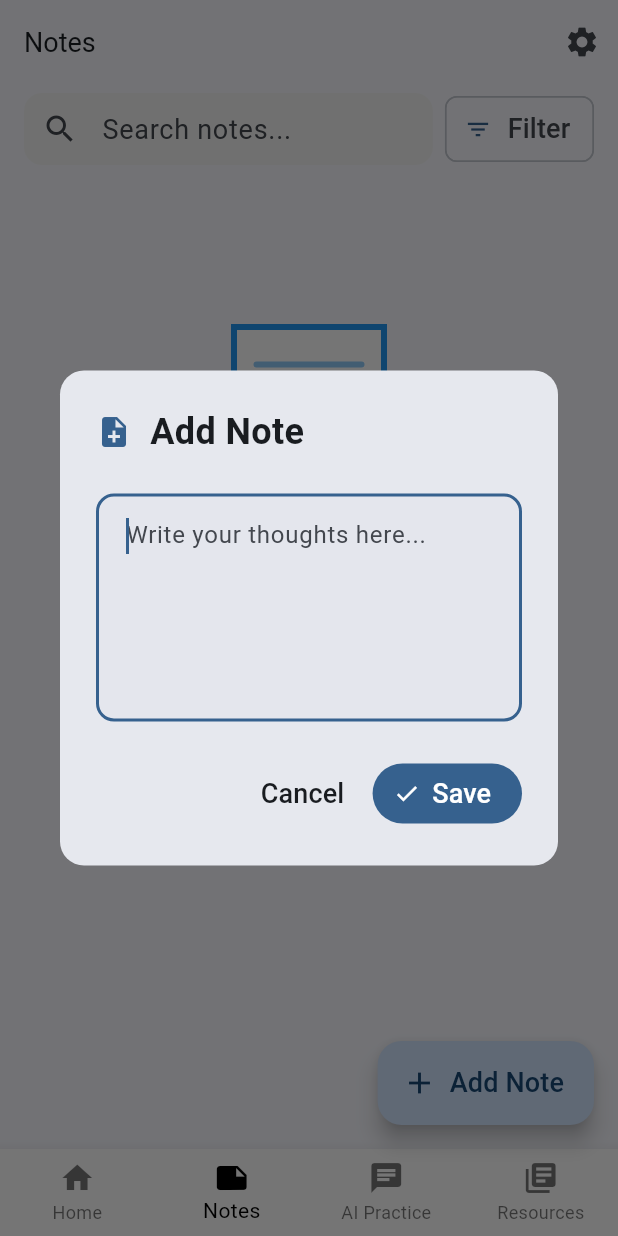
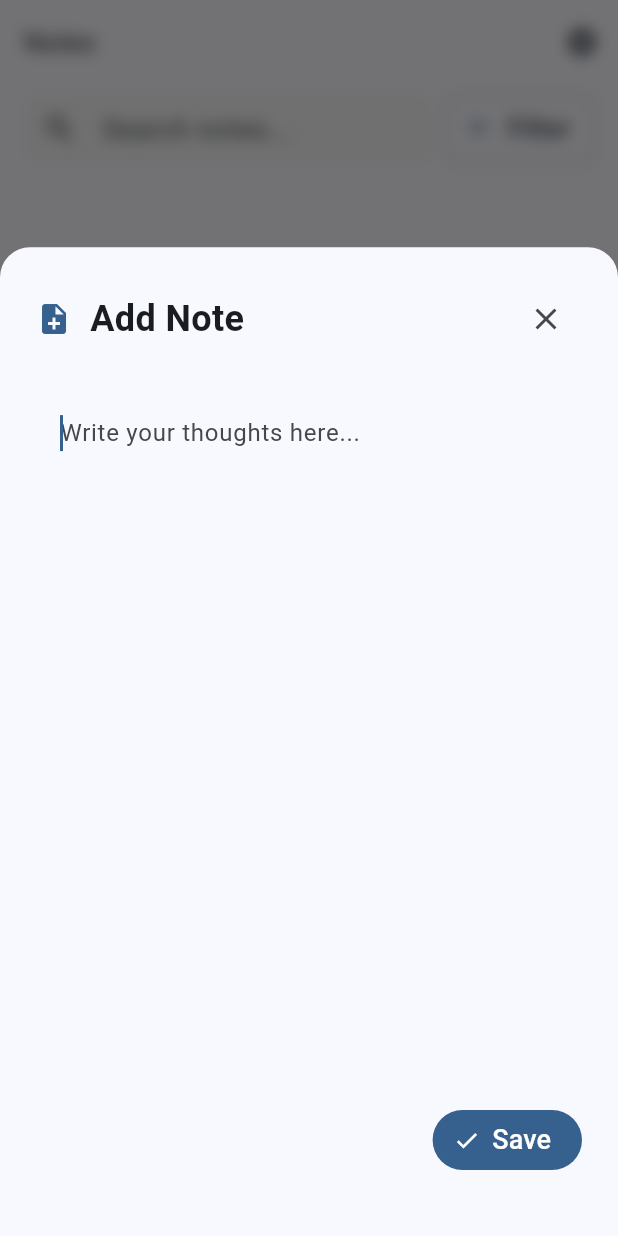
Before and after one commit to Arjun2908/TheBridgeApp, a Flutter app: the screen it shows after launch, item 2 of the bottom bar chosen, after a tap on "Add Your First Note", on a phone screen of 412 x 824 dp. Run offline on Flutter 3.47's test engine with Material 3 defaults, Android fonts, the phone set to English and light mode, and no system bars; our stand-ins replace audioplayers, flutter_colorpicker, flutter_dotenv, flutter_svg, flutter_vector_icons, fluttertoast and 6 more; missing offline and left inert: scribble; accounts and stored records are empty.

```diff
--- a/lib/ai_practice/widgets/onboarding_modal.dart
+++ b/lib/ai_practice/widgets/onboarding_modal.dart
@@ -131,7 +131,7 @@ class _OnboardingModalState extends State<OnboardingModal> {
                       height: 8,
                       decoration: BoxDecoration(
                         shape: BoxShape.circle,
-                        color: _currentPage == index ? Theme.of(context).primaryColor : Colors.grey.shade300,
+                        color: _currentPage == index ? Theme.of(context).colorScheme.primary : Theme.of(context).colorScheme.outlineVariant,
                       ),
                     ),
                   ),
--- a/lib/notes/notes_page.dart
+++ b/lib/notes/notes_page.dart
@@ -1,3 +1,5 @@
+import 'dart:ui';
+
 import 'package:flutter/material.dart';
 import 'package:provider/provider.dart';
 import 'package:the_bridge_app/bottom_nav_bar.dart';
@@ -302,19 +304,31 @@ class _NotesPageState extends State<NotesPage> {
     TextEditingController noteController = TextEditingController(text: note.content);
     FocusNode focusNode = FocusNode();
 
-    showDialog(
+    showModalBottomSheet(
       context: context,
+      isScrollControlled: true,
+      backgroundColor: Colors.transparent,
       builder: (context) {
-        return Dialog(
-          shape: RoundedRectangleBorder(
-            borderRadius: BorderRadius.circular(16.0),
+        return BackdropFilter(
+          filter: ImageFilter.blur(sigmaX: 5, sigmaY: 5),
+          child: Container(
+            height: MediaQuery.of(context).size.height * 0.8,
+            decoration: BoxDecoration(
+              color: Theme.of(context).scaffoldBackgroundColor,
+              borderRadius: const BorderRadius.vertical(top: Radius.circular(20)),
             ),
-          child: Container(
-            padding: const EdgeInsets.all(24.0),
-            width: MediaQuery.of(context).size.width * 0.9,
+            child: Padding(
+              padding: EdgeInsets.only(
+                bottom: MediaQuery.of(context).viewInsets.bottom + 32,
+                left: 24,
+                right: 24,
+                top: 24,
+              ),
               child: Column(
-              mainAxisSize: MainAxisSize.min,
                 crossAxisAlignment: CrossAxisAlignment.start,
+                children: [
+                  Row(
+                    mainAxisAlignment: MainAxisAlignment.spaceBetween,
                     children: [
                       Row(
                         children: [
@@ -332,54 +346,40 @@ class _NotesPageState extends State<NotesPage> {
                           ),
                         ],
                       ),
+                      IconButton(
+                        icon: const Icon(Icons.close),
+                        onPressed: () => Navigator.pop(context),
+                      ),
+                    ],
+                  ),
                   const SizedBox(height: 24),
-                TextField(
+                  Expanded(
+                    child: TextField(
                       controller: noteController,
                       focusNode: focusNode,
-                  maxLines: 5,
+                      maxLines: null,
+                      expands: true,
+                      textAlignVertical: TextAlignVertical.top,
                       style: const TextStyle(fontSize: 16, height: 1.5),
-                  decoration: InputDecoration(
+                      decoration: const InputDecoration(
                         hintText: 'Write your thoughts here...',
-                    filled: true,
-                    fillColor: Theme.of(context).colorScheme.surfaceVariant.withOpacity(0.3),
-                    border: OutlineInputBorder(
-                      borderRadius: BorderRadius.circular(12),
-                      borderSide: BorderSide.none,
-                    ),
-                    enabledBorder: OutlineInputBorder(
-                      borderRadius: BorderRadius.circular(12),
-                      borderSide: BorderSide.none,
-                    ),
-                    focusedBorder: OutlineInputBorder(
-                      borderRadius: BorderRadius.circular(12),
-                      borderSide: BorderSide(
-                        color: Theme.of(context).colorScheme.primary,
-                        width: 2,
+                        border: InputBorder.none,
+                        enabledBorder: InputBorder.none,
+                        focusedBorder: InputBorder.none,
+                        contentPadding: EdgeInsets.all(16),
                       ),
                     ),
-                    contentPadding: const EdgeInsets.all(16),
                   ),
-                ),
-                const SizedBox(height: 24),
+                  const SizedBox(height: 16),
                   Row(
                     mainAxisAlignment: MainAxisAlignment.end,
                     children: [
-                    TextButton(
-                      onPressed: () => Navigator.of(context).pop(),
-                      child: Text(
-                        'Cancel',
-                        style: TextStyle(
-                          color: Theme.of(context).colorScheme.onSurface,
-                        ),
-                      ),
-                    ),
-                    const SizedBox(width: 8),
                       FilledButton.icon(
                         onPressed: () {
                           if (noteController.text.isNotEmpty) {
                             note.content = noteController.text;
                             context.read<NotesProvider>().updateNoteContent(note);
-                          Navigator.of(context).pop();
+                            Navigator.pop(context);
                           }
                         },
                         icon: const Icon(Icons.check),
@@ -387,7 +387,9 @@ class _NotesPageState extends State<NotesPage> {
                       ),
                     ],
                   ),
+                  const SizedBox(height: 8),
                 ],
+              ),
             ),
           ),
         );
@@ -403,19 +405,31 @@ class _NotesPageState extends State<NotesPage> {
     TextEditingController noteController = TextEditingController();
     FocusNode focusNode = FocusNode();
 
-    showDialog(
+    showModalBottomSheet(
       context: context,
+      isScrollControlled: true,
+      backgroundColor: Colors.transparent,
       builder: (context) {
-        return Dialog(
-          shape: RoundedRectangleBorder(
-            borderRadius: BorderRadius.circular(16.0),
+        return BackdropFilter(
+          filter: ImageFilter.blur(sigmaX: 5, sigmaY: 5),
+          child: Container(
+            height: MediaQuery.of(context).size.height * 0.8,
+            decoration: BoxDecoration(
+              color: Theme.of(context).scaffoldBackgroundColor,
+              borderRadius: const BorderRadius.vertical(top: Radius.circular(20)),
             ),
-          child: Container(
-            padding: const EdgeInsets.all(24.0),
-            width: MediaQuery.of(context).size.width * 0.9,
+            child: Padding(
+              padding: EdgeInsets.only(
+                bottom: MediaQuery.of(context).viewInsets.bottom + 32,
+                left: 24,
+                right: 24,
+                top: 24,
+              ),
               child: Column(
-              mainAxisSize: MainAxisSize.min,
                 crossAxisAlignment: CrossAxisAlignment.start,
+                children: [
+                  Row(
+                    mainAxisAlignment: MainAxisAlignment.spaceBetween,
                     children: [
                       Row(
                         children: [
@@ -433,48 +447,34 @@ class _NotesPageState extends State<NotesPage> {
                           ),
                         ],
                       ),
+                      IconButton(
+                        icon: const Icon(Icons.close),
+                        onPressed: () => Navigator.pop(context),
+                      ),
+                    ],
+                  ),
                   const SizedBox(height: 24),
-                TextField(
+                  Expanded(
+                    child: TextField(
                       controller: noteController,
                       focusNode: focusNode,
-                  maxLines: 5,
+                      maxLines: null,
+                      expands: true,
+                      textAlignVertical: TextAlignVertical.top,
                       style: const TextStyle(fontSize: 16, height: 1.5),
-                  decoration: InputDecoration(
+                      decoration: const InputDecoration(
                         hintText: 'Write your thoughts here...',
-                    filled: true,
-                    fillColor: Theme.of(context).colorScheme.surfaceVariant.withOpacity(0.3),
-                    border: OutlineInputBorder(
-                      borderRadius: BorderRadius.circular(12),
-                      borderSide: BorderSide.none,
-                    ),
-                    enabledBorder: OutlineInputBorder(
-                      borderRadius: BorderRadius.circular(12),
-                      borderSide: BorderSide.none,
-                    ),
-                    focusedBorder: OutlineInputBorder(
-                      borderRadius: BorderRadius.circular(12),
-                      borderSide: BorderSide(
-                        color: Theme.of(context).colorScheme.primary,
-                        width: 2,
+                        border: InputBorder.none,
+                        enabledBorder: InputBorder.none,
+                        focusedBorder: InputBorder.none,
+                        contentPadding: EdgeInsets.all(16),
                       ),
                     ),
-                    contentPadding: const EdgeInsets.all(16),
                   ),
-                ),
-                const SizedBox(height: 24),
+                  const SizedBox(height: 16),
                   Row(
                     mainAxisAlignment: MainAxisAlignment.end,
                     children: [
-                    TextButton(
-                      onPressed: () => Navigator.of(context).pop(),
-                      child: Text(
-                        'Cancel',
-                        style: TextStyle(
-                          color: Theme.of(context).colorScheme.onSurface,
-                        ),
-                      ),
-                    ),
-                    const SizedBox(width: 8),
                       FilledButton.icon(
                         onPressed: () {
                           if (noteController.text.isNotEmpty) {
@@ -484,7 +484,7 @@ class _NotesPageState extends State<NotesPage> {
                               timestamp: DateTime.now(),
                             );
                             context.read<NotesProvider>().addNote(newNote);
-                          Navigator.of(context).pop();
+                            Navigator.pop(context);
                           }
                         },
                         icon: const Icon(Icons.check),
@@ -492,7 +492,9 @@ class _NotesPageState extends State<NotesPage> {
                       ),
                     ],
                   ),
+                  const SizedBox(height: 8),
                 ],
+              ),
             ),
           ),
         );
```
Lines whose indentation alone changed are shown as unchanged.
